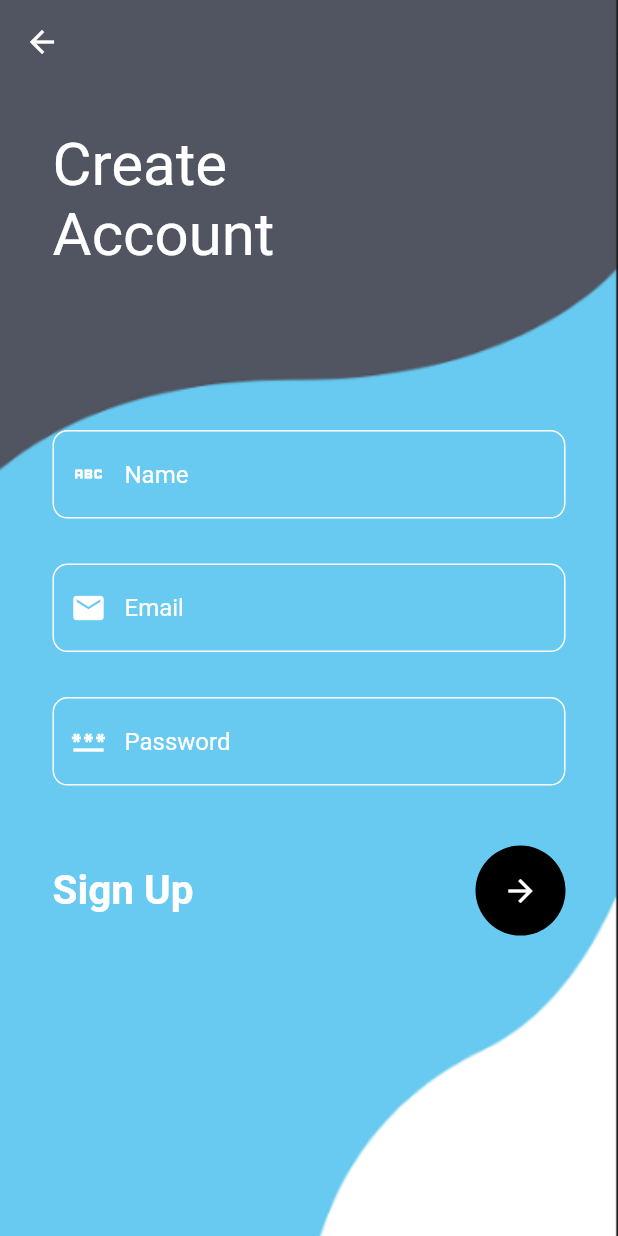
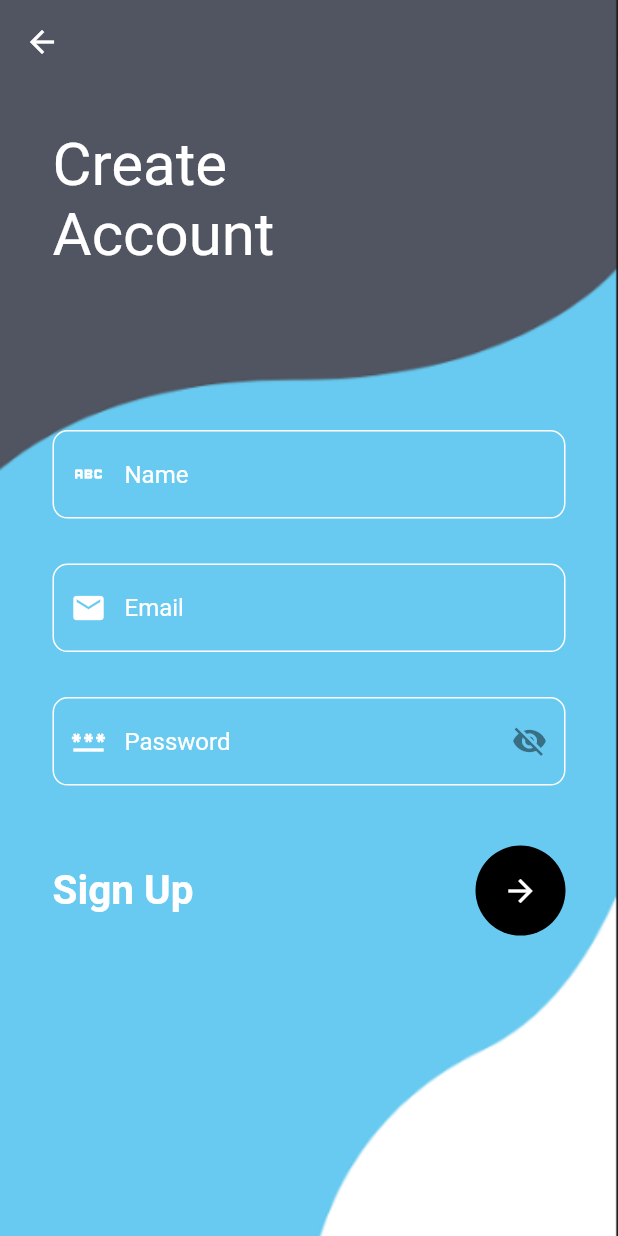
Before and after one commit to JayeshParab970/Login_Register-flutter, a Flutter app: the MyRegister screen opened by its route, on a phone screen of 412 x 824 dp. Run offline on Flutter 3.47's test engine with Material 2 defaults, Android fonts, the phone set to English and light mode, and no system bars.

Commit message:
This is my Flutter Project

```diff
--- a/lib/register.dart
+++ b/lib/register.dart
@@ -8,6 +8,7 @@ class MyRegister extends StatefulWidget {
 }
 
 class _MyRegisterState extends State<MyRegister> {
+  bool hide=true;
   @override
   Widget build(BuildContext context) {
     return Container(
@@ -70,7 +71,7 @@ class _MyRegisterState extends State<MyRegister> {
                         height: 30,
                       ),
                       TextField(
-                          obscureText: true,
+                          obscureText: hide,
                           decoration: InputDecoration(
                               focusedBorder: OutlineInputBorder(
                                   borderRadius: BorderRadius.circular(10),
@@ -80,7 +81,12 @@ class _MyRegisterState extends State<MyRegister> {
                                   borderSide: BorderSide(color: Colors.white)),
                                   hintText: 'Password',
                                   prefixIcon: Icon(Icons.password,color: Colors.white),
-                                  hintStyle: TextStyle(color: Colors.white),
+                                  suffixIcon:IconButton(onPressed:(){setState(() {
+                                  hide= !hide;
+                                    });
+
+                                  },icon:hide? Icon(Icons.visibility_off):Icon(Icons.visibility),),
+                                    hintStyle: TextStyle(color: Colors.white),
                               border: OutlineInputBorder(
                                   borderRadius: BorderRadius.circular(10)))
                       ),
```
